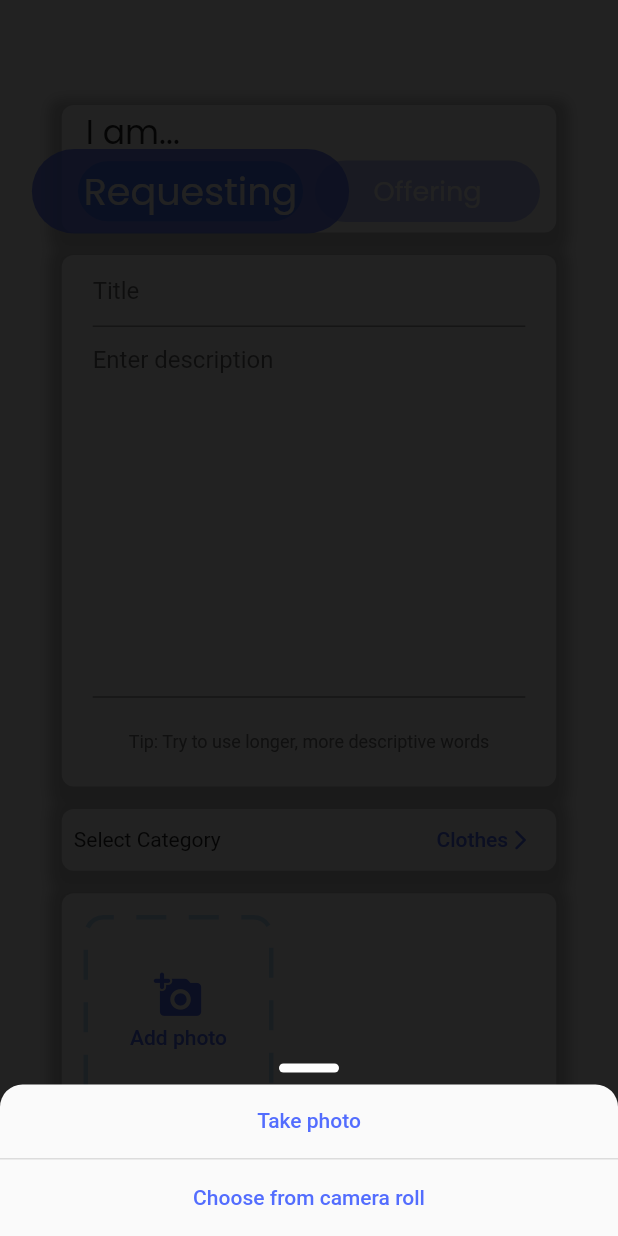
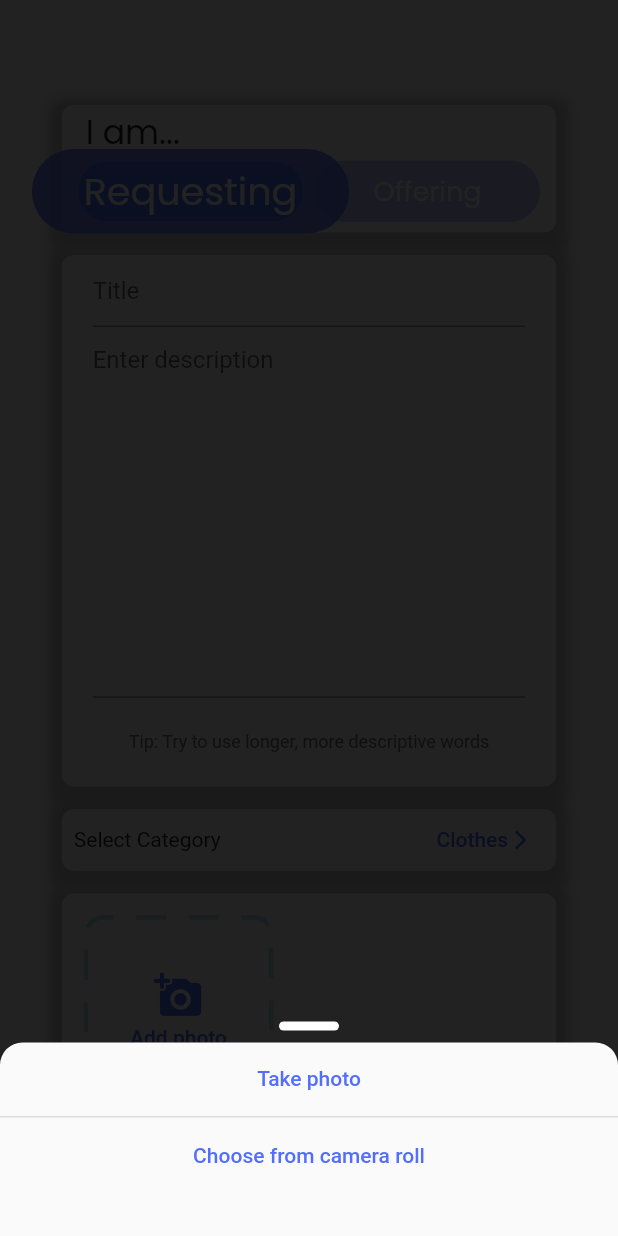
Before and after one commit to scuffi/buk, a Flutter app: the PostPage screen opened directly, after a tap on "Add photo", on a phone screen of 412 x 824 dp. Run offline on Flutter 3.47's test engine with Material 2 defaults, Android fonts, the phone set to English and light mode, and no system bars; drawn by our look-alikes of animated_toggle_switch, dotted_border; our stand-ins replace animated_bottom_navigation_bar, animated_text_kit, carousel_slider, cloud_firestore, cloud_functions, dismissible_page and 19 more; missing offline and left inert: emojis, flag, paginate_firestore, translator; accounts and stored records are empty; network calls fail.

Commit message:
fixed dark mode issues

```diff
--- a/lib/pages/fullscreen_loading.dart
+++ b/lib/pages/fullscreen_loading.dart
@@ -29,7 +29,7 @@ class FullScreenLoader extends StatelessWidget {
                 ),
               ),
             ),
-            const Center(child: CircularProgressIndicator()),
+            const Center(child: CircularProgressIndicator.adaptive()),
             const Spacer(),
           ]),
         ),
--- a/lib/screens/feed_screen.dart
+++ b/lib/screens/feed_screen.dart
@@ -35,6 +35,7 @@ class _FeedScreenState extends State<FeedScreen>
   @override
   Widget build(BuildContext context) {
     return Scaffold(
+      backgroundColor: Colors.white,
       appBar: AppBar(
         backgroundColor: Theme.of(context).primaryColor,
         elevation: 0,
--- a/lib/widgets/error/awaiting_verification.dart
+++ b/lib/widgets/error/awaiting_verification.dart
@@ -9,6 +9,7 @@ class AwaitingVerification extends StatelessWidget {
   @override
   Widget build(BuildContext context) {
     return Scaffold(
+      backgroundColor: Colors.white,
       body: Stack(
         children: [
           Column(
--- a/lib/widgets/post/category_selector_input.dart
+++ b/lib/widgets/post/category_selector_input.dart
@@ -43,7 +43,9 @@ class PostCategoryForm extends StatelessWidget {
               context: context,
               backgroundColor: Colors.transparent,
               builder: (context) => SizedBox(
-                height: ItemCategory.values.length * 50 + 10,
+                height: ItemCategory.values.length * 50 + 40,
+                child: Padding(
+                  padding: const EdgeInsets.only(bottom: 30.0),
                   child: ListView.separated(
                     itemCount: ItemCategory.values.length,
                     itemBuilder: (context, index) => TextButton(
@@ -66,6 +68,7 @@ class PostCategoryForm extends StatelessWidget {
                     ),
                     separatorBuilder: (context, index) => const Divider(
                       height: 5,
+                    ),
                   ),
                 ),
               ),
--- a/lib/widgets/post/image_upload.dart
+++ b/lib/widgets/post/image_upload.dart
@@ -38,7 +38,9 @@ class ImagePost extends StatelessWidget {
                     await showBarModalBottomSheet(
                         context: context,
                         builder: (context) => SizedBox(
-                              height: 101,
+                              height: 129,
+                              child: Padding(
+                                padding: const EdgeInsets.only(bottom: 30.0),
                                 child: Column(
                                   children: [
                                     TextButton(
@@ -92,6 +94,7 @@ class ImagePost extends StatelessWidget {
                                       },
                                     ),
                                   ],
+                                ),
                               ),
                             ));
                   }),
--- a/lib/widgets/post/type_selector.dart
+++ b/lib/widgets/post/type_selector.dart
@@ -26,6 +26,7 @@ class TypeSelector extends StatelessWidget {
         Consumer<PostFormProvider>(
           builder: (context, value, child) {
             return AnimatedToggleSwitch<bool>.size(
+              innerColor: Colors.white,
               height: 45,
               // borderRadius: BorderRadius.circular(32),
               dif: 8,
--- a/lib/widgets/settings/profanity.dart
+++ b/lib/widgets/settings/profanity.dart
@@ -2,8 +2,6 @@ var profanity = [
   "anal",
   "anus",
   "arse",
-  "ass",
-  "balls",
   "ballsack",
   "bastard",
   "biatch",
@@ -16,8 +14,6 @@ var profanity = [
   "boner",
   "boob",
   "bugger",
-  "bum",
-  "butt",
   "buttplug",
   "clitoris",
   "cock",
@@ -40,7 +36,6 @@ var profanity = [
   "fudgepacker",
   "God damn",
   "Goddamn",
-  "hell",
   "homo",
   "jerk",
   "jizz",
```
Lines whose indentation alone changed are shown as unchanged.
